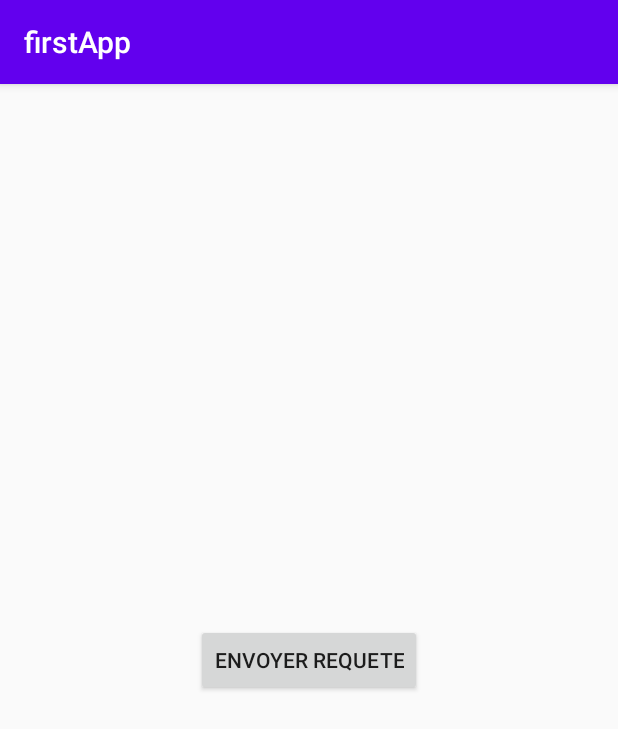
After one commit to WhiteThePanda/PMR, an Android app: the Reseau screen opened directly, with no data from a screen before it, on a phone screen of 412 x 824 dp. The commit adds this screen. Shown: the top 729 px of the screen. Run offline under Robolectric (Android 15) with nearby library versions, the phone set to English and light mode, and no system bars.

Commit message:
début séquence deux

```diff
--- a/app/src/main/AndroidManifest.xml
+++ b/app/src/main/AndroidManifest.xml
@@ -21,6 +21,7 @@
         <activity android:name=".ChoixListActivity"></activity>
         <activity android:name=".GestionPreferences"></activity>
         <activity android:name=".ShowListActivity"></activity>
+        <activity android:name=".Reseau"></activity>
     </application>
 
 </manifest>
--- a/app/src/main/java/com/example/kotlinfistapp/ListeToDo.kt
+++ b/app/src/main/java/com/example/kotlinfistapp/ListeToDo.kt
@@ -1,9 +1,11 @@
 package com.example.kotlinfistapp
 
+import com.google.gson.annotations.SerializedName
 import java.io.Serializable
 
 class ListeToDo(var title : String) : Serializable {
     private var titreListeToDo : String = title
+    @SerializedName("items")
     private var lesItems : MutableList<ItemToDo> = mutableListOf()
     override fun toString(): String {
         return "ToDoList(_title='$titreListeToDo')"
--- a/app/src/main/java/com/example/kotlinfistapp/ProfilListeToDo.kt
+++ b/app/src/main/java/com/example/kotlinfistapp/ProfilListeToDo.kt
@@ -1,10 +1,13 @@
 package com.example.kotlinfistapp
 
+import com.google.gson.annotations.SerializedName
 import java.io.Serializable
 
 
 class ProfilListeToDo(var name: String):Serializable {
+    @SerializedName("user")
     private var _login : String = ""
+    @SerializedName("lists")
     private var mesListesToDo : MutableList<ListeToDo> = mutableListOf<ListeToDo>()
 
     init {
--- /dev/null
+++ b/app/src/main/java/com/example/kotlinfistapp/Reseau.kt
@@ -0,0 +1,66 @@
+@file:Suppress("DEPRECATION")
+
+package com.example.kotlinfistapp
+
+import android.content.Context
+import android.net.ConnectivityManager
+import android.net.NetworkInfo
+import android.os.AsyncTask
+import android.os.Bundle
+import android.preference.PreferenceManager
+import android.support.v7.app.AppCompatActivity
+import android.util.Log
+import android.view.View
+import android.widget.Button
+import android.widget.Toast
+
+
+class Reseau : AppCompatActivity(), View.OnClickListener {
+    var btnR: Button? = null
+    override fun onCreate(savedInstanceState: Bundle?) {
+        super.onCreate(savedInstanceState)
+        setContentView(R.layout.reseau_layout)
+        btnR = findViewById(R.id.btnRequete)
+        btnR?.setOnClickListener(this)
+    }
+
+    override fun onResume() {
+        super.onResume()
+        // TODO : le déclencher même après
+        //  un simple changement en mode avion
+
+        // S'il n'y a pas de reseau, on désactive le bouton
+        btnR!!.isEnabled = verifReseau()
+    }
+
+
+
+    private fun verifReseau(): Boolean {
+        // On vérifie si le réseau est disponible,
+        // si oui on change le statut du bouton de connexion
+        val cnMngr = getSystemService(Context.CONNECTIVITY_SERVICE) as ConnectivityManager
+        val netInfo = cnMngr.activeNetworkInfo
+        var sType = "Aucun réseau détecté"
+        var bStatut = false
+        if (netInfo != null) {
+            val netState = netInfo.state
+            if (netState.compareTo(NetworkInfo.State.CONNECTED) == 0) {
+                bStatut = true
+                val netType = netInfo.type
+                when (netType) {
+                    ConnectivityManager.TYPE_MOBILE -> sType = "Réseau mobile détecté"
+                    ConnectivityManager.TYPE_WIFI -> sType = "Réseau wifi détecté"
+                }
+            }
+        }
+
+        return bStatut
+    }
+
+    override fun onClick(v: View) {
+
+
+    }
+
+
+}
--- a/app/src/main/java/com/example/kotlinfistapp/ShowListActivity.kt
+++ b/app/src/main/java/com/example/kotlinfistapp/ShowListActivity.kt
@@ -51,6 +51,7 @@ class ShowListActivity : AppCompatActivity(), View.OnClickListener{
                 listOfItem = profilListeToDo.GetMesListesToDo()[position].GetLesItems()
             }
         }
+        Log.d("PMRMoi",listOfItem.toString())
         itemAdapter= ItemRecyclerAdapter(this,dataset,username,position)
         recyclerView.adapter = itemAdapter
     }
--- /dev/null
+++ b/app/src/main/res/layout/reseau_layout.xml
@@ -0,0 +1,18 @@
+<?xml version="1.0" encoding="utf-8"?>
+<android.support.constraint.ConstraintLayout
+    xmlns:android="http://schemas.android.com/apk/res/android"
+    xmlns:app="http://schemas.android.com/apk/res-auto"
+    xmlns:tools="http://schemas.android.com/tools"
+    android:layout_width="match_parent"
+    android:layout_height="match_parent">
+
+    <Button
+        android:id="@+id/btnRequete"
+        android:layout_width="wrap_content"
+        android:layout_height="wrap_content"
+        android:text="Envoyer Requete"
+        app:layout_constraintBottom_toBottomOf="parent"
+        app:layout_constraintEnd_toEndOf="parent"
+        app:layout_constraintStart_toStartOf="parent"
+        app:layout_constraintTop_toTopOf="parent" />
+</android.support.constraint.ConstraintLayout>
--- a/app/src/main/res/menu/menu.xml
+++ b/app/src/main/res/menu/menu.xml
@@ -5,4 +5,8 @@
         android:id="@+id/menu_settings"
         app:showAsAction="never"
         android:title="Preferences"/>
+    <item
+        android:id="@+id/menu_network"
+        app:showAsAction="never"
+        android:title="Réseau"/>
 </menu>
--- a/app/src/main/res/xml/preferences.xml
+++ b/app/src/main/res/xml/preferences.xml
@@ -6,7 +6,7 @@
         android:summary="Indique si la sauvegarde des identifiants est active par défaut"
         android:title="Sauver Préférences" />
     <EditTextPreference
-        android:defaultValue="http://tomnab.fr/fixture"
+        android:defaultValue="http://tomnab.fr/todo-api/"
         android:key="urlData"
         android:summary="Adresse de la page fournissant les données d'absence. Utiliser 10.0.2.2 pour désigner le serveur sur lequel tourne l'émulateur"
         android:title="URL du serveur" />
```
Also changed, not shown: app/build.gradle (+8 -0 lines), app/src/main/java/com/example/kotlinfistapp/APIResponse.kt (added, +7 -0 lines), app/src/main/java/com/example/kotlinfistapp/DataProvider.kt (added, +23 -0 lines), app/src/main/java/com/example/kotlinfistapp/MainActivity.kt (+21 -0 lines), app/src/main/java/com/example/kotlinfistapp/ToDoService.kt (added, +9 -0 lines).
